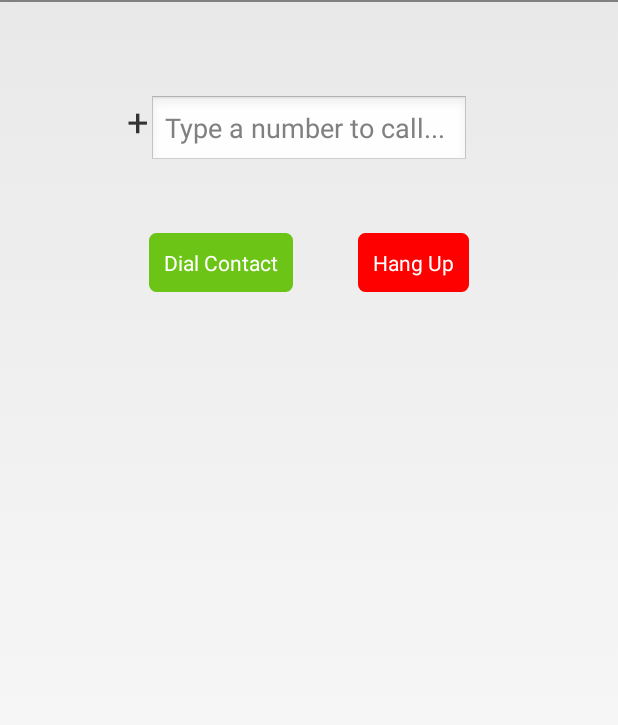
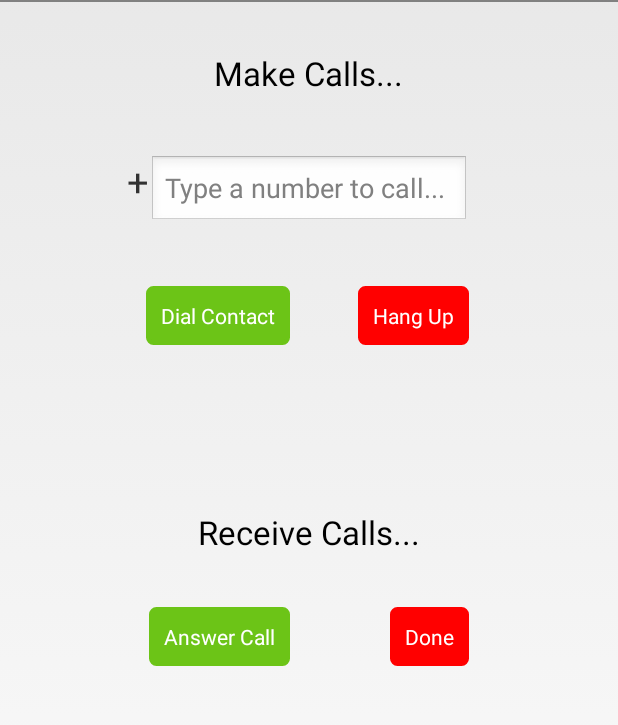
Before and after one commit to cjgiridhar/VoIPCalls, an Android app: the screen it shows after launch (MainActivity), on a phone screen of 412 x 824 dp, the part 36-761 px from its top. Run offline under Robolectric (Android 15) with nearby library versions, the phone set to English and light mode, and no system bars; 2 statements that could not run were skipped.

Commit message:
Inbound calls

```diff
--- a/app/src/main/java/com/example/chetan/callhub/MainActivity.java
+++ b/app/src/main/java/com/example/chetan/callhub/MainActivity.java
@@ -29,15 +29,16 @@ public class MainActivity extends Activity implements EventListener {
 
     public final static String EXTRA_MESSAGE = "com.plivo.example.MESSAGE";
     // Edit the variables below with your Plivo endpoint username and password
-    public final static String PLIVO_USERNAME = "";
-    public final static String PLIVO_PASSWORD = "";
+    public final static String PLIVO_USERNAME = "mobile160103034448";
+    public final static String PLIVO_PASSWORD = "mobile";
 
     // Edit the PHONE_NUMBER with the number you want to make the call to
-    public static String PHONE_NUMBER = "";
+    public static String PHONE_NUMBER = "chetan151026050542";
     private EditText number;
     private AudioManager myAudioManager;
     Endpoint endpoint = Endpoint.newInstance(true, this);
     Outgoing outgoing = new Outgoing(endpoint);
+    private Incoming incoming;
 
     // private final Context context;
     @Override
@@ -115,12 +116,13 @@ public class MainActivity extends Activity implements EventListener {
         Button hangup_button = ((Button) findViewById(R.id.hangup_btn));
         Button call_button = ((Button) findViewById(R.id.call_btn));
         hangup_button.setEnabled(false);
-
         hangup_button.setClickable(false);
 
         call_button.setEnabled(true);
         call_button.setClickable(true);
     }
+
+
 
     public void speakerOn(View view) {
         Log.v("PlivoOutbound", "Speaker on...");
@@ -151,12 +153,57 @@ public class MainActivity extends Activity implements EventListener {
      * @param incoming
      *            new Incoming call object.
      */
+
+    public void disconnectNow(View view) {
+        Log.v("PlivoInbound", "Hanging up...");
+        incoming.hangup();
+        Button hangup_button = ((Button)findViewById(R.id.disconnect_btn));
+        Button answer_button = ((Button)findViewById(R.id.answer_btn));
+        hangup_button.setEnabled(false);
+        hangup_button.setClickable(false);
+
+        answer_button.setEnabled(false);
+        answer_button.setClickable(false);
+    }
+
+    public void answerNow(View view) {
+        Log.v("PlivoInbound", "Answering");
+        incoming.answer();
+        Button hangup_button = ((Button)findViewById(R.id.disconnect_btn));
+        Button answer_button = ((Button)findViewById(R.id.answer_btn));
+        hangup_button.setEnabled(false);
+        hangup_button.setClickable(false);
+
+        answer_button.setEnabled(false);
+        answer_button.setClickable(false);
+    }
+
+
     public void onIncomingCall(Incoming incoming) {
+        this.incoming = incoming;
 
+        Log.v("PlivoInbound", "Inbound Call...");
+
+        runOnUiThread(new Runnable() {
+            public void run() {
+                Button hangup_button = ((Button)findViewById(R.id.disconnect_btn));
+                Button answer_button = ((Button)findViewById(R.id.answer_btn));
+                hangup_button.setEnabled(true);
+                hangup_button.setClickable(true);
+                answer_button.setEnabled(true);
+                answer_button.setClickable(true);
+            }
+        });
     }
 
     public void onIncomingCallHangup(Incoming incoming) {
-
+        Log.v("PlivoInbound", "Call hanging up");
+        Button hangup_button = ((Button)findViewById(R.id.disconnect_btn));
+        Button answer_button = ((Button)findViewById(R.id.answer_btn));
+        hangup_button.setEnabled(false);
+        hangup_button.setClickable(false);
+        answer_button.setEnabled(false);
+        answer_button.setClickable(false);
     }
 
     public void onIncomingCallRejected(Incoming incoming) {
@@ -176,7 +223,7 @@ public class MainActivity extends Activity implements EventListener {
         hangup_button.setClickable(true);
         call_button.setEnabled(false);
         call_button.setClickable(false);
-        call_button.setBackgroundColor(Color.parseColor("#dddddd"));
+        //call_button.setBackgroundColor(Color.parseColor("#dddddd"));
         Toast.makeText(getApplicationContext(), "Clicked Call",
                 Toast.LENGTH_LONG).show();
     }
--- /dev/null
+++ b/app/src/main/res/drawable/answer_button.xml
@@ -0,0 +1,61 @@
+<?xml version="1.0" encoding="utf-8"?>
+<selector
+    xmlns:android="http://schemas.android.com/apk/res/android">
+
+    <item android:state_pressed="true" >
+        <shape>
+            <gradient
+                android:startColor="@color/green"
+                android:endColor="@color/green"
+                android:angle="270" />
+            <stroke
+                android:width="3dp"
+                android:color="@color/green" />
+            <corners
+                android:radius="3dp" />
+            <padding
+                android:left="10dp"
+                android:top="10dp"
+                android:right="10dp"
+                android:bottom="10dp" />
+        </shape>
+    </item>
+
+    <item android:state_focused="true" >
+        <shape>
+            <gradient
+                android:endColor="@color/green"
+                android:startColor="@color/green"
+                android:angle="270" />
+            <stroke
+                android:width="3dp"
+                android:color="@color/green" />
+            <corners
+                android:radius="3dp" />
+            <padding
+                android:left="10dp"
+                android:top="10dp"
+                android:right="10dp"
+                android:bottom="10dp" />
+        </shape>
+    </item>
+
+    <item>
+        <shape>
+            <gradient
+                android:endColor="@color/green"
+                android:startColor="@color/green"
+                android:angle="270" />
+            <stroke
+                android:width="3dp"
+                android:color="@color/green" />
+            <corners
+                android:radius="3dp" />
+            <padding
+                android:left="10dp"
+                android:top="10dp"
+                android:right="10dp"
+                android:bottom="10dp" />
+        </shape>
+    </item>
+</selector>
--- /dev/null
+++ b/app/src/main/res/drawable/disconnect_button.xml
@@ -0,0 +1,61 @@
+<?xml version="1.0" encoding="utf-8"?>
+<selector
+    xmlns:android="http://schemas.android.com/apk/res/android">
+
+    <item android:state_pressed="true" >
+        <shape>
+            <gradient
+                android:startColor="@color/red"
+                android:endColor="@color/red"
+                android:angle="270" />
+            <stroke
+                android:width="3dp"
+                android:color="@color/red" />
+            <corners
+                android:radius="3dp" />
+            <padding
+                android:left="10dp"
+                android:top="10dp"
+                android:right="10dp"
+                android:bottom="10dp" />
+        </shape>
+    </item>
+
+    <item android:state_focused="true" >
+        <shape>
+            <gradient
+                android:endColor="@color/red"
+                android:startColor="@color/red"
+                android:angle="270" />
+            <stroke
+                android:width="3dp"
+                android:color="@color/red" />
+            <corners
+                android:radius="3dp" />
+            <padding
+                android:left="10dp"
+                android:top="10dp"
+                android:right="10dp"
+                android:bottom="10dp" />
+        </shape>
+    </item>
+
+    <item>
+        <shape>
+            <gradient
+                android:endColor="@color/red"
+                android:startColor="@color/red"
+                android:angle="270" />
+            <stroke
+                android:width="3dp"
+                android:color="@color/red" />
+            <corners
+                android:radius="3dp" />
+            <padding
+                android:left="10dp"
+                android:top="10dp"
+                android:right="10dp"
+                android:bottom="10dp" />
+        </shape>
+    </item>
+</selector>
--- a/app/src/main/res/layout/activity_main.xml
+++ b/app/src/main/res/layout/activity_main.xml
@@ -16,10 +16,10 @@
         android:onClick="callNow"
         android:text="@string/call_now"
         android:textColor="#fff"
-        android:layout_below="@+id/number"
-        android:layout_alignLeft="@+id/number"
-        android:layout_alignStart="@+id/number"
-        android:layout_marginTop="44dp" />
+        android:layout_below="@+id/plus"
+        android:layout_alignRight="@+id/answer_btn"
+        android:layout_alignEnd="@+id/answer_btn"
+        android:layout_marginTop="39dp" />
 
     <Button
         android:id="@+id/hangup_btn"
@@ -30,10 +30,10 @@
         android:onClick="hangupNow"
         android:text="@string/hangup_now"
         android:textColor="#fff"
-        android:layout_alignBottom="@+id/call_btn"
+        android:layout_above="@+id/textView2"
+        android:layout_marginTop="39dp"
         android:layout_alignRight="@+id/number"
-        android:layout_alignEnd="@+id/number"
-        android:layout_alignTop="@+id/call_btn" />
+        android:layout_alignEnd="@+id/number" />
 
     <ImageView
         android:id="@+id/imageView1"
@@ -58,10 +58,60 @@
         android:id="@+id/number"
         android:layout_width="wrap_content"
         android:layout_height="wrap_content"
+        android:ems="10"
+        android:hint="Type a number to call..."
+        android:inputType="phone"
         android:layout_below="@+id/imageView1"
         android:layout_centerHorizontal="true"
-        android:ems="10"
-        android:hint="Type a number to call..."
-        android:inputType="phone" />
+        android:layout_marginTop="40dp" />
+
+
+    <Button
+        android:id="@+id/answer_btn"
+        android:layout_width="wrap_content"
+        android:layout_height="wrap_content"
+        android:background="@drawable/answer_button"
+        android:onClick="answerNow"
+        android:enabled="false"
+        android:text="@string/answer_now"
+        android:textColor="#fff"
+        android:layout_marginTop="35dp"
+        android:layout_below="@+id/textView2"
+        android:layout_alignLeft="@+id/number"
+        android:layout_alignStart="@+id/number" />
+
+
+
+    <TextView
+        android:layout_width="wrap_content"
+        android:layout_height="wrap_content"
+        android:textAppearance="?android:attr/textAppearanceLarge"
+        android:text="Make Calls..."
+        android:id="@+id/textView"
+        android:layout_alignBottom="@+id/imageView1"
+        android:layout_centerHorizontal="true" />
+
+    <Button
+        android:id="@+id/disconnect_btn"
+        android:layout_width="wrap_content"
+        android:layout_height="wrap_content"
+        android:background="@drawable/disconnect_button"
+        android:enabled="false"
+        android:onClick="disconnectNow"
+        android:text="@string/disconnect_now"
+        android:textColor="#fff"
+        android:layout_alignTop="@+id/answer_btn"
+        android:layout_alignRight="@+id/number"
+        android:layout_alignEnd="@+id/number" />
+
+    <TextView
+        android:layout_width="wrap_content"
+        android:layout_height="wrap_content"
+        android:textAppearance="?android:attr/textAppearanceLarge"
+        android:text="Receive Calls..."
+        android:id="@+id/textView2"
+        android:layout_marginTop="110dp"
+        android:layout_below="@+id/call_btn"
+        android:layout_centerHorizontal="true" />
 
 </RelativeLayout>
--- a/app/src/main/res/values/strings.xml
+++ b/app/src/main/res/values/strings.xml
@@ -5,6 +5,8 @@
     <string name="action_settings">Settings</string>
     <string name="call_now">Dial Contact</string>
     <string name="hangup_now">Hang Up</string>
+    <string name="answer_now">Answer Call</string>
+    <string name="disconnect_now">Done</string>
     <string name="title_activity_call">Call</string>
     <string name="hello_world">Hello world!</string>
 
```
Also changed, not shown: app/src/main/res/mipmap-hdpi/ic_launcher.png, app/src/main/res/mipmap-mdpi/ic_launcher.png, app/src/main/res/mipmap-xhdpi/ic_launcher.png, app/src/main/res/mipmap-xxhdpi/ic_launcher.png, app/src/main/res/mipmap-xxxhdpi/ic_launcher.png.
